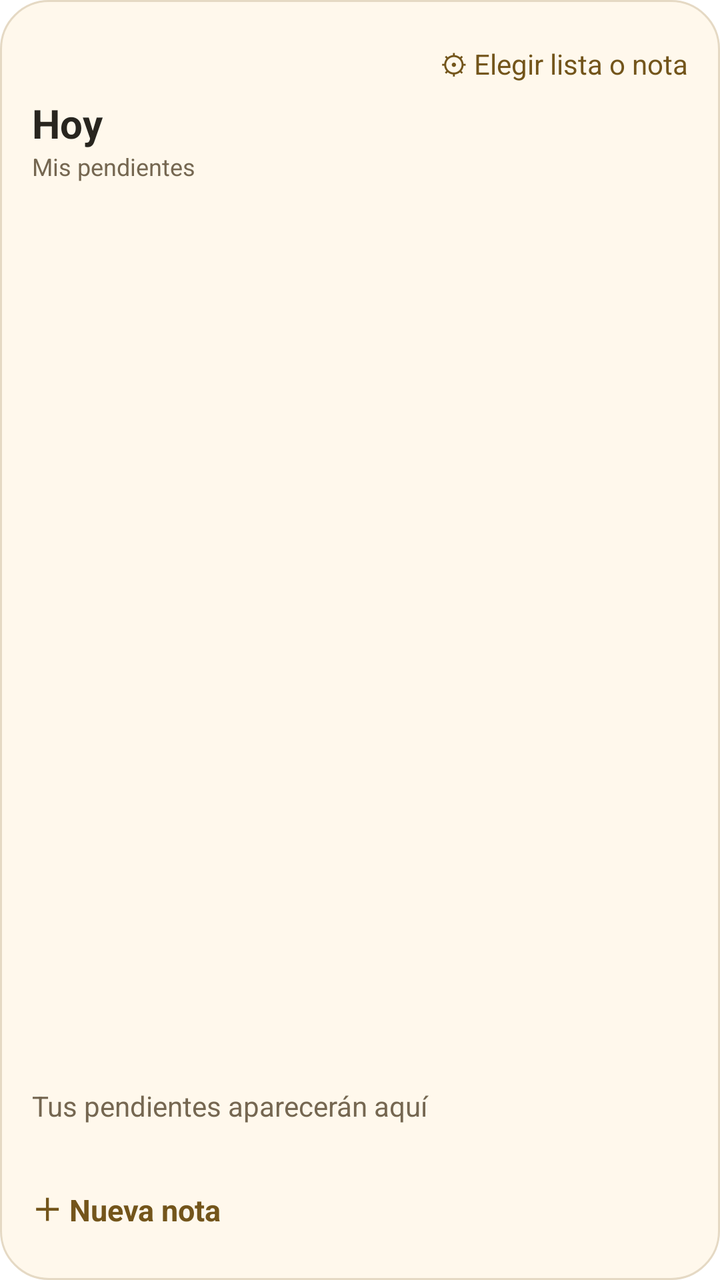
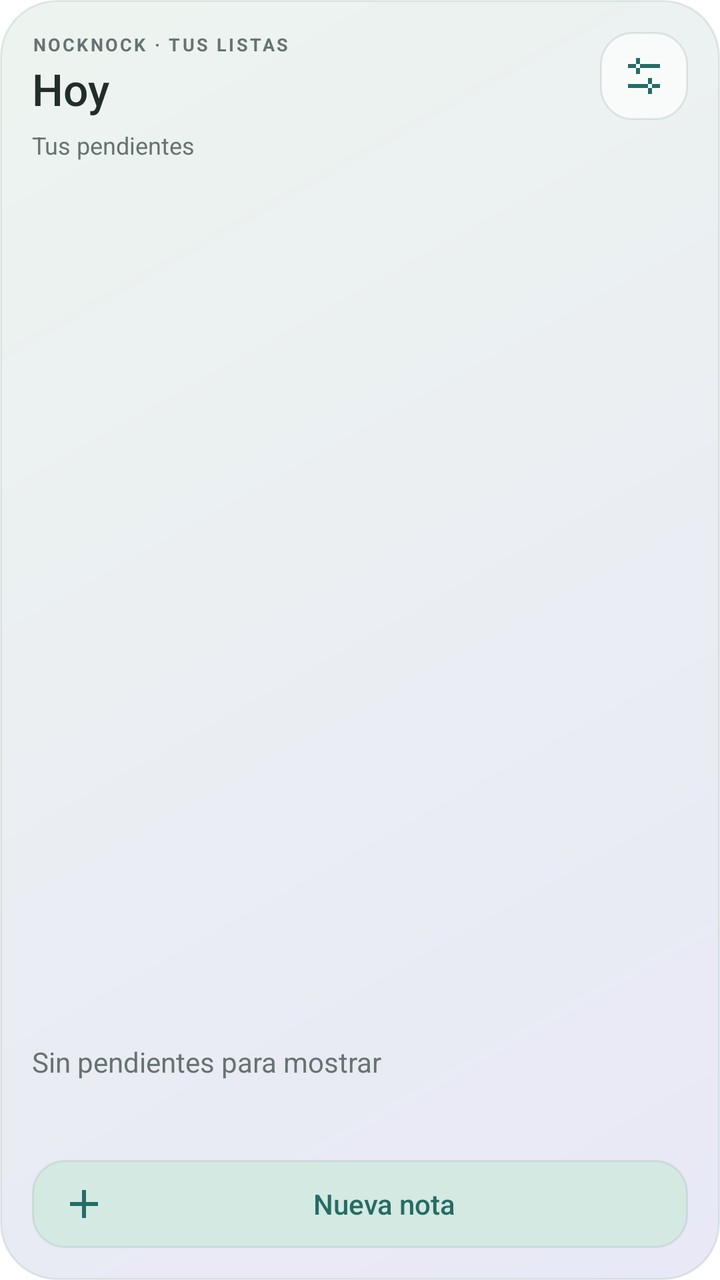

Two renders of the same Android screen: before a commit and after it. Below are the layout's source before the change and the commit's diff.
<!-- AndroidManifest.xml: fallback theme Theme.MaterialComponents.DayNight.NoActionBar -->
<!-- res/layout/widget_pending.xml -->
<LinearLayout xmlns:android="http://schemas.android.com/apk/res/android"
    android:layout_width="match_parent" android:layout_height="match_parent"
    android:orientation="vertical" android:padding="16dp" android:background="@drawable/widget_background">
    <TextView android:id="@+id/widget_configure" android:layout_width="match_parent" android:layout_height="32dp" android:gravity="end|center_vertical" android:text="⚙ Elegir lista o nota" android:textColor="#73551B" />
    <TextView android:id="@+id/widget_title" android:layout_width="match_parent" android:layout_height="wrap_content" android:text="Hoy" android:textSize="20sp" android:textStyle="bold" android:textColor="#28251F" android:maxLines="1" android:ellipsize="end" />
    <TextView android:text="Mis pendientes" android:id="@+id/widget_count" android:layout_width="match_parent" android:layout_height="wrap_content" android:textSize="12sp" android:textColor="#756751" android:layout_marginBottom="6dp" />
    
    <LinearLayout android:id="@+id/widget_rows" android:layout_width="match_parent" android:layout_height="0dp" android:layout_weight="1" android:orientation="vertical" />
    <TextView android:text="Tus pendientes aparecerán aquí" android:id="@+id/widget_empty" android:layout_width="match_parent" android:layout_height="wrap_content" android:textSize="14sp" android:textColor="#756751" android:paddingVertical="8dp" />
    <TextView android:id="@+id/widget_updated" android:layout_width="match_parent" android:layout_height="wrap_content" android:textSize="10sp" android:textColor="#756751" android:maxLines="2" />
    <TextView android:id="@+id/widget_capture" android:layout_width="match_parent" android:layout_height="40dp" android:gravity="center_vertical" android:text="＋ Nueva nota" android:textSize="15sp" android:textStyle="bold" android:textColor="#73551B" android:contentDescription="Capturar una nueva nota" />
</LinearLayout>
<!-- resources referenced by this layout -->
<resources>
  <!-- drawable widget_background (drawable) -->
  <shape xmlns:android="http://schemas.android.com/apk/res/android">
      <solid android:color="#FFF8EC" />
      <corners android:radius="24dp" />
      <stroke android:width="1dp" android:color="#E5D9C4" />
  </shape>
</resources>

<!-- the commit's change to res/layout/widget_pending.xml (unified diff, before → after) -->
@@ -1,12 +1,21 @@
-<LinearLayout xmlns:android="http://schemas.android.com/apk/res/android"
-    android:layout_width="match_parent" android:layout_height="match_parent"
-    android:orientation="vertical" android:padding="16dp" android:background="@drawable/widget_background">
-    <TextView android:id="@+id/widget_configure" android:layout_width="match_parent" android:layout_height="32dp" android:gravity="end|center_vertical" android:text="⚙ Elegir lista o nota" android:textColor="#73551B" />
-    <TextView android:id="@+id/widget_title" android:layout_width="match_parent" android:layout_height="wrap_content" android:text="Hoy" android:textSize="20sp" android:textStyle="bold" android:textColor="#28251F" android:maxLines="1" android:ellipsize="end" />
-    <TextView android:text="Mis pendientes" android:id="@+id/widget_count" android:layout_width="match_parent" android:layout_height="wrap_content" android:textSize="12sp" android:textColor="#756751" android:layout_marginBottom="6dp" />
-    
-    <LinearLayout android:id="@+id/widget_rows" android:layout_width="match_parent" android:layout_height="0dp" android:layout_weight="1" android:orientation="vertical" />
-    <TextView android:text="Tus pendientes aparecerán aquí" android:id="@+id/widget_empty" android:layout_width="match_parent" android:layout_height="wrap_content" android:textSize="14sp" android:textColor="#756751" android:paddingVertical="8dp" />
-    <TextView android:id="@+id/widget_updated" android:layout_width="match_parent" android:layout_height="wrap_content" android:textSize="10sp" android:textColor="#756751" android:maxLines="2" />
-    <TextView android:id="@+id/widget_capture" android:layout_width="match_parent" android:layout_height="40dp" android:gravity="center_vertical" android:text="＋ Nueva nota" android:textSize="15sp" android:textStyle="bold" android:textColor="#73551B" android:contentDescription="Capturar una nueva nota" />
-</LinearLayout>
+<FrameLayout xmlns:android="http://schemas.android.com/apk/res/android"
+    android:id="@+id/widget_root" android:layout_width="match_parent" android:layout_height="match_parent"
+    android:background="@drawable/widget_background" android:clipToOutline="true">
+    <ImageView android:id="@+id/widget_backdrop" android:layout_width="match_parent" android:layout_height="match_parent" android:scaleType="fitXY" android:importantForAccessibility="no" />
+    <LinearLayout android:layout_width="match_parent" android:layout_height="match_parent" android:orientation="vertical" android:padding="16dp">
+        <LinearLayout android:layout_width="match_parent" android:layout_height="wrap_content" android:orientation="horizontal" android:gravity="center_vertical">
+            <LinearLayout android:layout_width="0dp" android:layout_weight="1" android:layout_height="wrap_content" android:orientation="vertical">
+                <TextView android:id="@+id/widget_brand" android:layout_width="match_parent" android:layout_height="wrap_content" android:text="NOCKNOCK · TUS LISTAS" android:textSize="9sp" android:letterSpacing="0.12" android:textStyle="bold" android:textColor="@color/widget_muted" android:maxLines="1" />
+                <TextView android:id="@+id/widget_title" android:layout_width="match_parent" android:layout_height="wrap_content" android:minHeight="32dp" android:gravity="center_vertical" android:text="Hoy" android:textSize="22sp" android:fontFamily="sans-serif-medium" android:textColor="@color/widget_ink" android:maxLines="1" android:ellipsize="end" />
+            </LinearLayout>
+            <ImageButton android:id="@+id/widget_configure" android:layout_width="44dp" android:layout_height="44dp" android:layout_marginStart="8dp" android:background="@drawable/widget_configure" android:src="@drawable/widget_settings" android:padding="12dp" android:contentDescription="Elegir lista o nota" />
+        </LinearLayout>
+        <TextView android:id="@+id/widget_count" android:layout_width="match_parent" android:layout_height="wrap_content" android:layout_marginTop="4dp" android:layout_marginBottom="12dp" android:text="Tus pendientes" android:textSize="12sp" android:textColor="@color/widget_muted" android:maxLines="2" android:ellipsize="end" />
+        
+        <LinearLayout android:id="@+id/widget_rows" android:layout_width="match_parent" android:layout_height="0dp" android:layout_weight="1" android:orientation="vertical" />
+        <TextView android:id="@+id/widget_empty" android:layout_width="match_parent" android:layout_height="wrap_content" android:text="Sin pendientes para mostrar" android:textSize="14sp" android:textColor="@color/widget_muted" android:paddingVertical="12dp" />
+        <TextView android:id="@+id/widget_more" android:layout_width="match_parent" android:layout_height="24dp" android:gravity="center_vertical" android:text="Ver lista completa" android:textColor="@color/widget_accent" android:textSize="12sp" android:visibility="gone" android:maxLines="1" />
+        <TextView android:id="@+id/widget_updated" android:layout_width="match_parent" android:layout_height="wrap_content" android:layout_marginTop="6dp" android:layout_marginBottom="8dp" android:textSize="10sp" android:textColor="@color/widget_muted" android:maxLines="1" android:ellipsize="end" />
+        <TextView android:id="@+id/widget_capture" android:layout_width="match_parent" android:layout_height="44dp" android:paddingHorizontal="14dp" android:gravity="center" android:background="@drawable/widget_button" android:drawableStart="@drawable/widget_plus" android:text="Nueva nota" android:textSize="14sp" android:fontFamily="sans-serif-medium" android:textColor="@color/widget_accent" android:maxLines="1" android:ellipsize="end" android:contentDescription="Capturar una nueva nota" />
+    </LinearLayout>
+</FrameLayout>
<!-- resource entries referenced after the edit -->
@@ -1,10 +1,38 @@
 <!-- resources referenced by this layout -->
 <resources>
+  <color name="widget_accent">#256C66</color>
+  <color name="widget_ink">#222D2B</color>
+  <color name="widget_muted">#667370</color>
   <!-- drawable widget_background (drawable) -->
   <shape xmlns:android="http://schemas.android.com/apk/res/android">
-      <solid android:color="#FFF8EC" />
-      <corners android:radius="24dp" />
-      <stroke android:width="1dp" android:color="#E5D9C4" />
+      <gradient android:startColor="@color/widget_start" android:endColor="@color/widget_end" android:angle="315" />
+      <corners android:radius="28dp" />
+      <stroke android:width="1dp" android:color="@color/widget_border" />
   </shape>
+  <!-- drawable widget_button (drawable) -->
+  <shape xmlns:android="http://schemas.android.com/apk/res/android">
+      <solid android:color="@color/widget_button" />
+      <corners android:radius="16dp" />
+      <stroke android:width="1dp" android:color="@color/widget_border" />
+  </shape>
+  <!-- drawable widget_configure (drawable) -->
+  <shape xmlns:android="http://schemas.android.com/apk/res/android">
+      <solid android:color="@color/widget_row" />
+      <corners android:radius="16dp" />
+      <stroke android:width="1dp" android:color="@color/widget_border" />
+  </shape>
+  <!-- drawable widget_plus (drawable) -->
+  <vector xmlns:android="http://schemas.android.com/apk/res/android" android:width="24dp" android:height="24dp" android:viewportWidth="24" android:viewportHeight="24">
+      <path android:fillColor="@color/widget_accent" android:fillType="evenOdd" android:pathData="M11,5 L13,5 L13,11 L19,11 L19,13 L13,13 L13,19 L11,19 L11,13 L5,13 L5,11 L11,11 Z" />
+  </vector>
+  <!-- drawable widget_settings (drawable) -->
+  <vector xmlns:android="http://schemas.android.com/apk/res/android" android:width="24dp" android:height="24dp" android:viewportWidth="24" android:viewportHeight="24">
+      <path android:fillColor="@color/widget_accent" android:fillType="evenOdd" android:pathData="M4,6 L20,6 L20,8 L4,8 Z M4,16 L20,16 L20,18 L4,18 Z M8,3 L10,3 L10,11 L8,11 Z M14,13 L16,13 L16,21 L14,21 Z" />
+  </vector>
+  <color name="widget_start">#EDF4EF</color>
+  <color name="widget_end">#E8E8F6</color>
+  <color name="widget_border">#337F9993</color>
+  <color name="widget_button">#D4E9E1</color>
+  <color name="widget_row">#B3FFFFFF</color>
 </resources>
 
